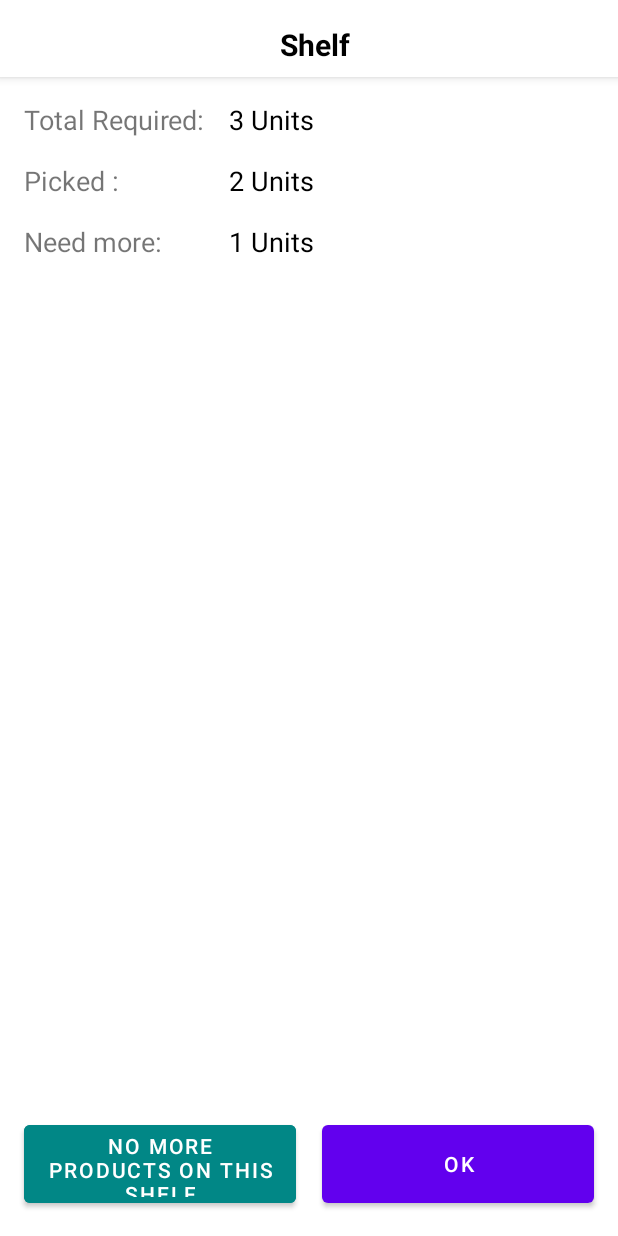
After one commit to Dobpo/ProductPickingDemo, an Android app: the layout fragment_pick_products.xml on its own in the app's theme, with its tools: preview values and no code run, on a phone screen of 412 x 824 dp. The commit adds this screen. Run offline under Robolectric (Android 15) with nearby library versions, the phone set to English and light mode, and no system bars.

Commit message:
in progress

```diff
--- a/app/src/main/java/com/example/productpickingdemo/database/entities/Product.kt
+++ b/app/src/main/java/com/example/productpickingdemo/database/entities/Product.kt
@@ -32,4 +32,4 @@ data class Product(
     @ColumnInfo(name = "barcode") val barcode: String?,
     @ColumnInfo(name = "request_quantity") val requestQuantity: Int?,
     @ColumnInfo(name = "actual_quantity") val actualQuantity: Int?
-): Parcelable
+) : Parcelable
--- /dev/null
+++ b/app/src/main/java/com/example/productpickingdemo/screens/confirm_picked/ConfirmPickedFragment.kt
@@ -0,0 +1,27 @@
+package com.example.productpickingdemo.screens.confirm_picked
+
+import android.view.View
+import android.widget.Toast
+import androidx.lifecycle.ViewModelProvider
+import com.example.productpickingdemo.R
+import com.example.productpickingdemo.base.BaseFragment
+import com.example.productpickingdemo.utils.injectViewModel
+import kotlinx.android.synthetic.main.fragment_confirm_picked.*
+
+class ConfirmPickedFragment : BaseFragment<ConfirmPickedViewModel>() {
+    override fun layout(): Int {
+        return R.layout.fragment_confirm_picked
+    }
+
+    override fun provideViewModel(viewModelFactory: ViewModelProvider.Factory): ConfirmPickedViewModel {
+        return injectViewModel(viewModelFactory)
+    }
+
+    override fun initialization(view: View, isFirstInit: Boolean) {
+        tvMessage.text = "All Products Picked from Order AF536"
+
+        btnSubmit.setOnClickListener {
+            Toast.makeText(context, "Is in developing", Toast.LENGTH_SHORT).show()
+        }
+    }
+}
--- /dev/null
+++ b/app/src/main/java/com/example/productpickingdemo/screens/confirm_picked/ConfirmPickedViewModel.kt
@@ -0,0 +1,7 @@
+package com.example.productpickingdemo.screens.confirm_picked
+
+import android.app.Application
+import com.example.productpickingdemo.base.view_model.BaseViewModel
+import javax.inject.Inject
+
+class ConfirmPickedViewModel @Inject constructor(app: Application) : BaseViewModel(app)
--- /dev/null
+++ b/app/src/main/java/com/example/productpickingdemo/screens/pick_products/PickProductsFragment.kt
@@ -0,0 +1,21 @@
+package com.example.productpickingdemo.screens.pick_products
+
+import android.view.View
+import androidx.lifecycle.ViewModelProvider
+import com.example.productpickingdemo.R
+import com.example.productpickingdemo.base.BaseFragment
+import com.example.productpickingdemo.utils.injectViewModel
+
+class PickProductsFragment : BaseFragment<PickProductsViewModel>() {
+    override fun layout(): Int {
+        return R.layout.fragment_pick_products
+    }
+
+    override fun provideViewModel(viewModelFactory: ViewModelProvider.Factory): PickProductsViewModel {
+        return injectViewModel(viewModelFactory)
+    }
+
+    override fun initialization(view: View, isFirstInit: Boolean) {
+
+    }
+}
--- /dev/null
+++ b/app/src/main/java/com/example/productpickingdemo/screens/pick_products/PickProductsViewModel.kt
@@ -0,0 +1,7 @@
+package com.example.productpickingdemo.screens.pick_products
+
+import android.app.Application
+import com.example.productpickingdemo.base.view_model.BaseViewModel
+import javax.inject.Inject
+
+class PickProductsViewModel @Inject constructor(app: Application) : BaseViewModel(app)
--- a/app/src/main/java/com/example/productpickingdemo/utils/ViewModelExtensions.kt
+++ b/app/src/main/java/com/example/productpickingdemo/utils/ViewModelExtensions.kt
@@ -5,10 +5,8 @@ import androidx.lifecycle.ViewModelProvider
 
 inline fun <reified T : ViewModel> androidx.fragment.app.FragmentActivity.injectViewModel(factory: ViewModelProvider.Factory): T {
     return ViewModelProvider(this, factory)[T::class.java]
-    //return ViewModelProviders.of(this, factory)[T::class.java]
 }
 
 inline fun <reified T : ViewModel> androidx.fragment.app.Fragment.injectViewModel(factory: ViewModelProvider.Factory): T {
     return ViewModelProvider(this, factory)[T::class.java]
-    //return ViewModelProviders.of(this, factory)[T::class.java]
 }
--- /dev/null
+++ b/app/src/main/res/layout/fragment_confirm_picked.xml
@@ -0,0 +1,34 @@
+<?xml version="1.0" encoding="utf-8"?>
+<androidx.constraintlayout.widget.ConstraintLayout xmlns:android="http://schemas.android.com/apk/res/android"
+    xmlns:app="http://schemas.android.com/apk/res-auto"
+    xmlns:tools="http://schemas.android.com/tools"
+    android:layout_width="match_parent"
+    android:layout_height="match_parent"
+    android:layout_centerInParent="true"
+    tools:ignore="ContentDescription">
+
+    <TextView
+        android:id="@+id/tvMessage"
+        android:layout_width="0dp"
+        android:layout_height="wrap_content"
+        android:layout_marginHorizontal="80dp"
+        android:gravity="center"
+        android:textColor="@color/black"
+        android:textSize="24sp"
+        app:layout_constraintBottom_toBottomOf="parent"
+        app:layout_constraintEnd_toEndOf="parent"
+        app:layout_constraintStart_toStartOf="parent"
+        app:layout_constraintTop_toTopOf="parent"
+        app:layout_constraintVertical_bias="0.3"
+        tools:text="All Products Picked from Order AF536" />
+
+    <com.google.android.material.button.MaterialButton
+        android:id="@+id/btnSubmit"
+        android:layout_width="match_parent"
+        android:layout_height="64dp"
+        android:layout_marginHorizontal="16dp"
+        android:text="@string/go_to_shipping_area"
+        app:layout_constraintBottom_toBottomOf="parent"
+        app:layout_constraintTop_toBottomOf="@+id/tvMessage"
+        app:layout_constraintVertical_bias="0.9" />
+</androidx.constraintlayout.widget.ConstraintLayout>
--- /dev/null
+++ b/app/src/main/res/layout/fragment_pick_products.xml
@@ -0,0 +1,138 @@
+<?xml version="1.0" encoding="utf-8"?>
+<androidx.constraintlayout.widget.ConstraintLayout xmlns:android="http://schemas.android.com/apk/res/android"
+    xmlns:app="http://schemas.android.com/apk/res-auto"
+    android:layout_width="match_parent"
+    android:layout_height="match_parent">
+
+    <androidx.constraintlayout.widget.ConstraintLayout
+        android:id="@+id/toolbar"
+        android:layout_width="match_parent"
+        android:layout_height="wrap_content"
+        android:animateLayoutChanges="true"
+        android:background="@color/white"
+        android:clickable="true"
+        android:elevation="4dp"
+        android:focusable="true"
+        app:layout_constraintTop_toTopOf="parent">
+
+        <TextView
+            android:id="@+id/tvTitle"
+            android:layout_width="wrap_content"
+            android:layout_height="wrap_content"
+            android:layout_gravity="center"
+            android:layout_marginStart="8dp"
+            android:layout_marginTop="16dp"
+            android:layout_marginBottom="8dp"
+            android:clickable="false"
+            android:ellipsize="end"
+            android:gravity="center"
+            android:maxLines="1"
+            android:text="Shelf"
+            android:textColor="@color/black"
+            android:textSize="20sp"
+            android:textStyle="bold"
+            app:layout_constraintBottom_toBottomOf="parent"
+            app:layout_constraintEnd_toEndOf="parent"
+            app:layout_constraintStart_toStartOf="parent"
+            app:layout_constraintTop_toTopOf="parent"
+            app:layout_goneMarginStart="16dp" />
+    </androidx.constraintlayout.widget.ConstraintLayout>
+
+    <TextView
+        android:id="@+id/tvRequired"
+        android:layout_width="wrap_content"
+        android:layout_height="wrap_content"
+        android:layout_marginStart="16dp"
+        android:layout_marginTop="16dp"
+        android:text="Total Required:"
+        android:textSize="18sp"
+        app:layout_constraintStart_toStartOf="parent"
+        app:layout_constraintTop_toBottomOf="@+id/toolbar" />
+
+    <TextView
+        android:id="@+id/tvRequiredCount"
+        android:layout_width="wrap_content"
+        android:layout_height="wrap_content"
+        android:layout_marginStart="16dp"
+        android:text="3 Units"
+        android:textColor="@color/black"
+        android:textSize="18sp"
+        app:layout_constraintStart_toEndOf="@+id/barrier"
+        app:layout_constraintTop_toTopOf="@+id/tvRequired" />
+
+    <TextView
+        android:id="@+id/tvPicked"
+        android:layout_width="wrap_content"
+        android:layout_height="wrap_content"
+        android:layout_marginStart="16dp"
+        android:layout_marginTop="16dp"
+        android:text="Picked :"
+        android:textSize="18sp"
+        app:layout_constraintStart_toStartOf="parent"
+        app:layout_constraintTop_toBottomOf="@+id/tvRequired" />
+
+    <TextView
+        android:id="@+id/tvPickedCount"
+        android:layout_width="wrap_content"
+        android:layout_height="wrap_content"
+        android:layout_marginStart="16dp"
+        android:text="2 Units"
+        android:textColor="@color/black"
+        android:textSize="18sp"
+        app:layout_constraintStart_toEndOf="@+id/barrier"
+        app:layout_constraintTop_toTopOf="@+id/tvPicked" />
+
+    <TextView
+        android:id="@+id/tvNeed"
+        android:layout_width="wrap_content"
+        android:layout_height="wrap_content"
+        android:layout_marginStart="16dp"
+        android:layout_marginTop="16dp"
+        android:text="Need more:"
+        android:textSize="18sp"
+        app:layout_constraintStart_toStartOf="parent"
+        app:layout_constraintTop_toBottomOf="@+id/tvPicked" />
+
+    <TextView
+        android:id="@+id/tvNeedCount"
+        android:layout_width="wrap_content"
+        android:layout_height="wrap_content"
+        android:layout_marginStart="16dp"
+        android:text="1 Units"
+        android:textColor="@color/black"
+        android:textSize="18sp"
+        app:layout_constraintStart_toEndOf="@+id/barrier"
+        app:layout_constraintTop_toTopOf="@+id/tvNeed" />
+
+    <androidx.constraintlayout.widget.Barrier
+        android:id="@+id/barrier"
+        android:layout_width="wrap_content"
+        android:layout_height="wrap_content"
+        app:barrierDirection="right"
+        app:constraint_referenced_ids="tvRequired,tvPicked" />
+
+    <com.google.android.material.button.MaterialButton
+        android:id="@+id/btnNoMore"
+        android:layout_width="0dp"
+        android:layout_height="64dp"
+        android:layout_marginStart="16dp"
+        android:layout_marginEnd="9dp"
+        android:layout_marginBottom="16dp"
+        android:backgroundTint="@color/design_default_color_secondary_variant"
+        android:text="@string/no_more_products_on_this_shelf"
+        app:layout_constraintBottom_toBottomOf="parent"
+        app:layout_constraintEnd_toStartOf="@+id/btnSubmit"
+        app:layout_constraintStart_toStartOf="parent" />
+
+    <com.google.android.material.button.MaterialButton
+        android:id="@+id/btnSubmit"
+        android:layout_width="0dp"
+        android:layout_height="64dp"
+        android:layout_marginStart="8dp"
+        android:layout_marginEnd="16dp"
+        android:layout_marginBottom="16dp"
+        android:text="@string/ok"
+        app:layout_constraintBottom_toBottomOf="parent"
+        app:layout_constraintEnd_toEndOf="parent"
+        app:layout_constraintStart_toEndOf="@+id/btnNoMore" />
+</androidx.constraintlayout.widget.ConstraintLayout>
--- a/app/src/main/res/values/strings.xml
+++ b/app/src/main/res/values/strings.xml
@@ -2,4 +2,7 @@
     <string name="app_name">ProductPickingDemo</string>
     <string name="click_to_scan_shipping_area_code">Click to scan Shipping Area code</string>
     <string name="confirm_unloading">Confirm Unloading</string>
+    <string name="go_to_shipping_area">Go to shipping area</string>
+    <string name="no_more_products_on_this_shelf">No more products on this shelf</string>
+    <string name="ok">Ok</string>
 </resources>
```
